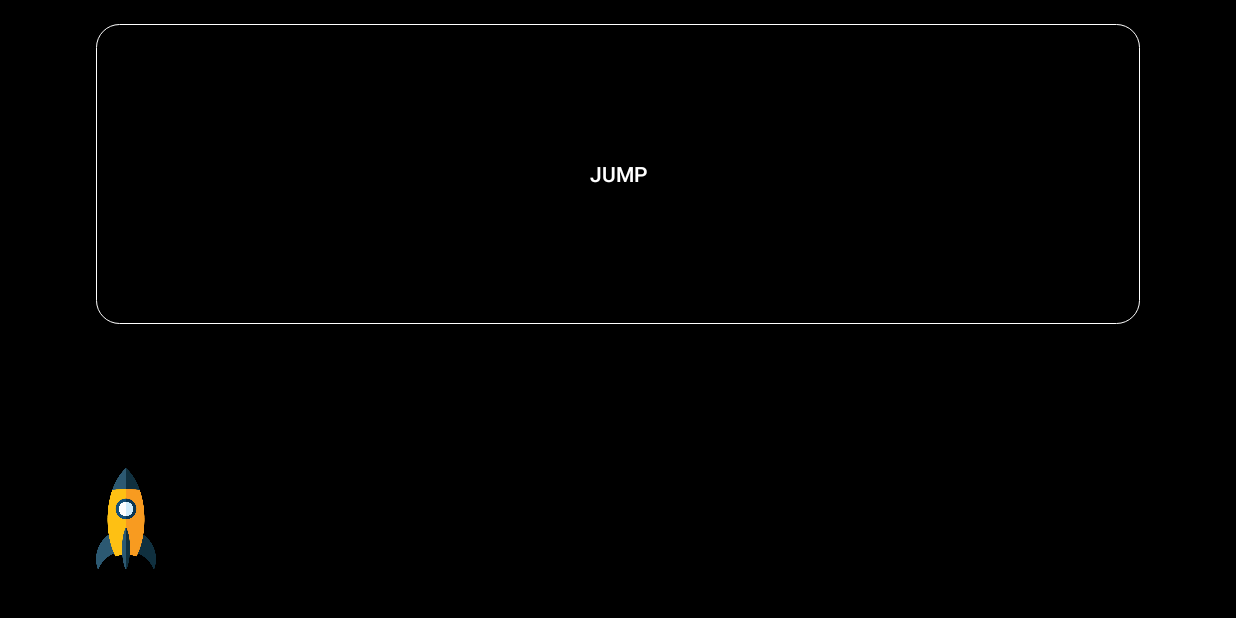
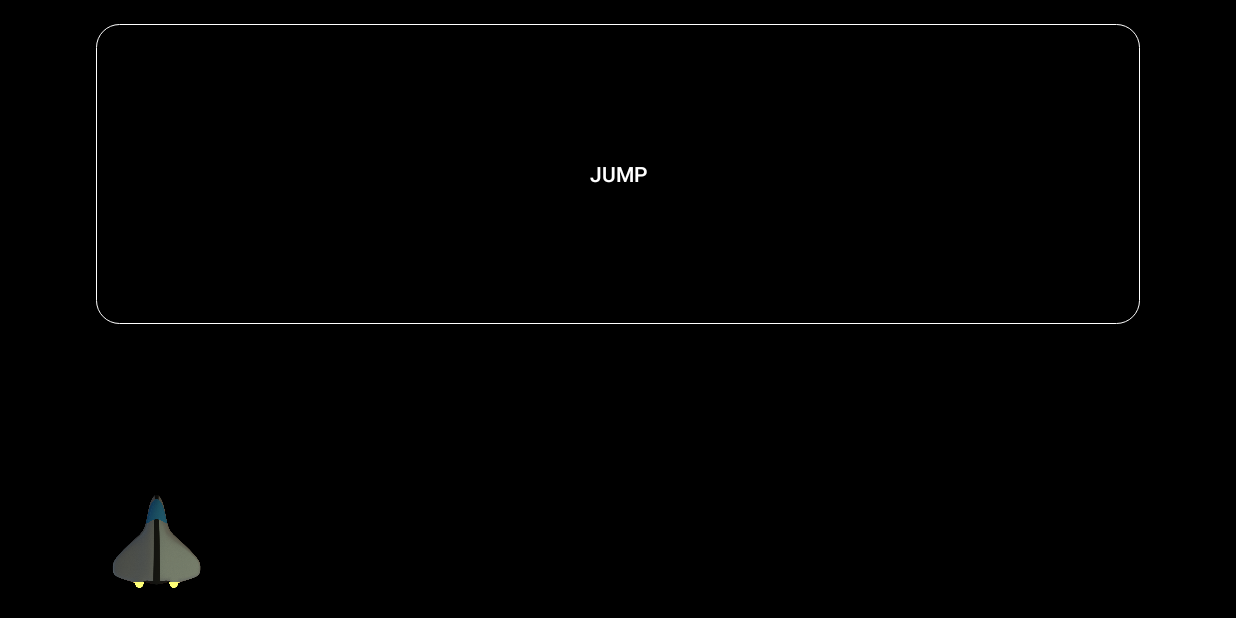
Before and after one commit to VO-Porter/AndroidPorter, an Android app: the GyroActivity screen opened directly, with no data from a screen before it, on a phone screen of 824 x 412 dp (held sideways). Run offline under Robolectric (Android 15) with nearby library versions, the phone set to English and light mode, and no system bars.

Commit message:
Added new ship icon

```diff
--- a/app/src/main/res/layout/activity_gyro.xml
+++ b/app/src/main/res/layout/activity_gyro.xml
@@ -6,7 +6,7 @@
     android:id="@+id/activity_new"
     android:layout_width="match_parent"
     android:layout_height="match_parent"
-    android:paddingBottom="@dimen/activity_vertical_margin"
+    android:paddingBottom="0dp"
     android:paddingLeft="@dimen/activity_horizontal_margin"
     android:paddingRight="@dimen/activity_horizontal_margin"
     android:paddingTop="@dimen/activity_vertical_margin"
@@ -28,7 +28,7 @@
     <ImageView
         android:src="@drawable/spaceship"
         android:id="@+id/spaceship"
-        android:layout_width="40dp"
+        android:layout_width="80dp"
         android:layout_height="100dp"
         android:layout_alignParentBottom="true"
         android:contentDescription="@string/spaceship" />
@@ -36,8 +36,8 @@
     <ImageView
         android:src="@drawable/spaceship"
         android:id="@+id/spaceshipLeft"
-        android:layout_width="40dp"
-        android:layout_height="100dp"
+        android:layout_width="80dp"
+        android:layout_height="140dp"
         android:layout_alignParentBottom="true"
         android:layout_alignParentLeft="true"
         android:contentDescription="@string/spaceship"
```
Also changed, not shown: app/src/main/res/drawable/spaceship.png, app/src/main/spaceship_icon-web.png (deleted).
